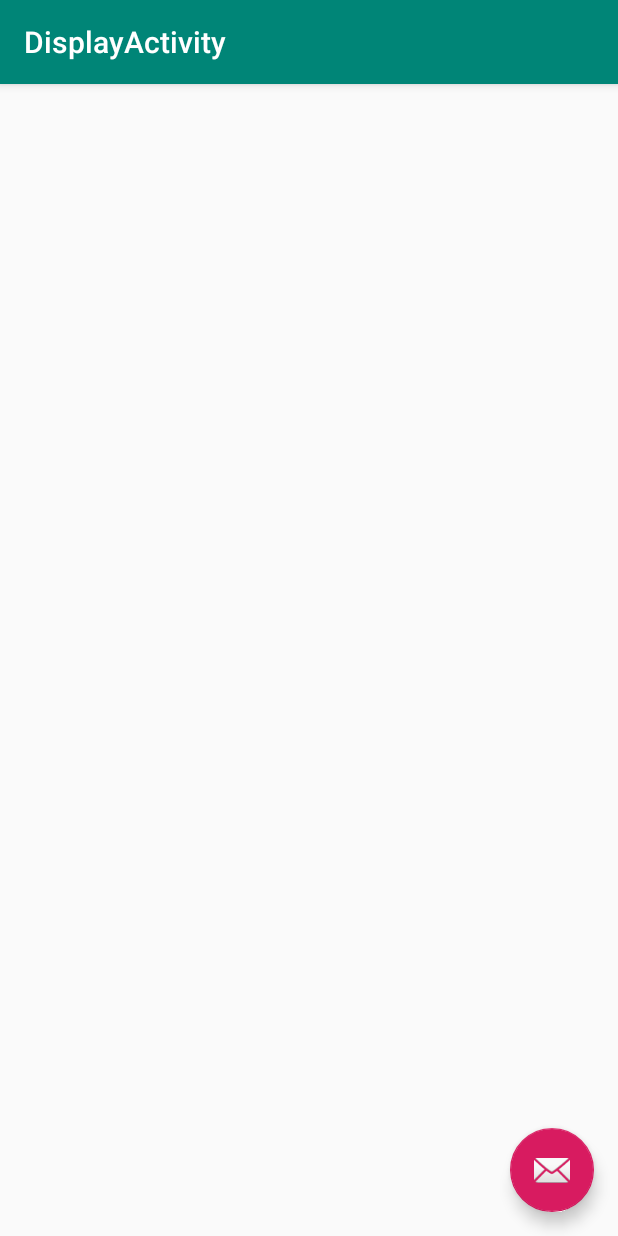
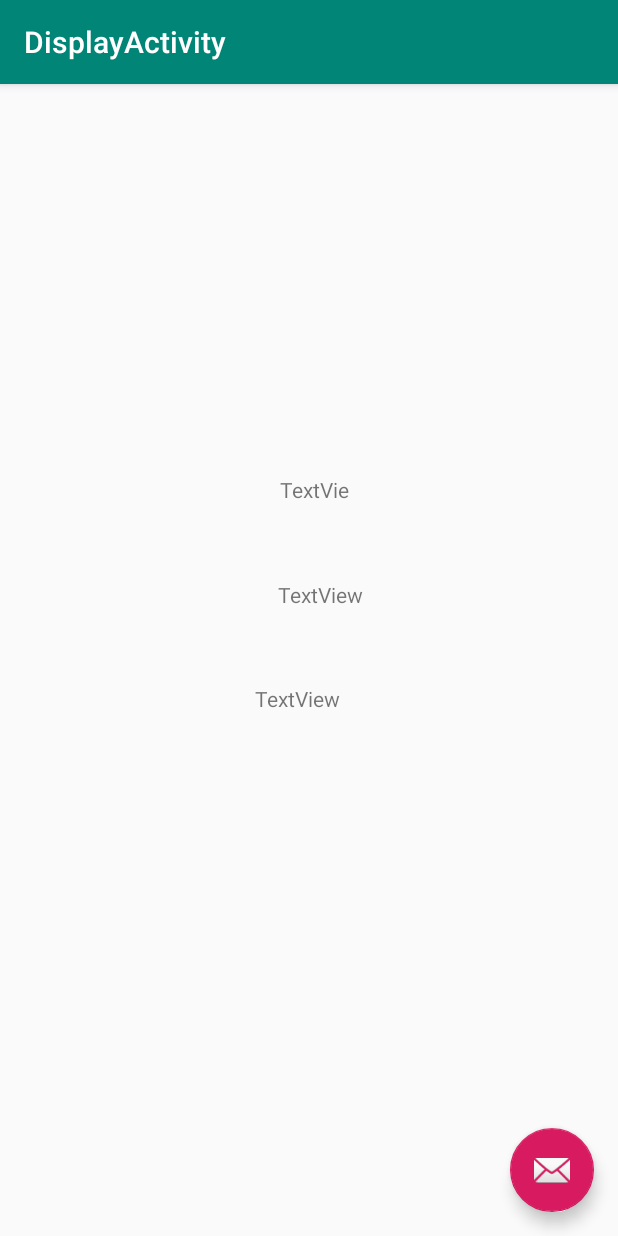
Before and after one commit to thomasguessant35/MathieuEtThomasMMM, an Android app: the DisplayActivity screen opened directly, with no data from a screen before it, on a phone screen of 412 x 824 dp. Run offline under Robolectric (Android 15) with nearby library versions, the phone set to English and light mode, and no system bars; our stand-ins replace ButterKnife.

```diff
--- a/app/src/main/AndroidManifest.xml
+++ b/app/src/main/AndroidManifest.xml
@@ -1,6 +1,8 @@
 <?xml version="1.0" encoding="utf-8"?>
 <manifest xmlns:android="http://schemas.android.com/apk/res/android"
     package="com.example.mathieuetthomas">
+
+    <uses-permission android:name="android.permission.INTERNET" />
 
     <application
         android:allowBackup="true"
--- a/app/src/main/java/com/example/mathieuetthomas/DisplayActivity.java
+++ b/app/src/main/java/com/example/mathieuetthomas/DisplayActivity.java
@@ -35,12 +35,5 @@ public class DisplayActivity extends AppCompatActivity {
         // sets values given by main activity
         Intent givenIntent = getIntent();
         TextView displayNom = findViewById(R.id.displayNom);
-        displayNom.setText(givenIntent.getStringExtra(MainActivity.NOM_SAISI));
-        TextView displayPrenom = findViewById(R.id.displayPrenom);
-        displayPrenom.setText(givenIntent.getStringExtra(MainActivity.PRENOM_SAISI));
-        TextView displayVilleNaissance = findViewById(R.id.displayVilleNaissance);
-        displayVilleNaissance.setText(givenIntent.getStringExtra(MainActivity.VILLE_SAISIE));
-        TextView displayDateNaissance = findViewById(R.id.displayDateNaissance);
-        displayDateNaissance.setText(givenIntent.getStringExtra(MainActivity.DATE_SAISIE));
     }
 }
--- a/app/src/main/res/layout/activity_main.xml
+++ b/app/src/main/res/layout/activity_main.xml
@@ -24,7 +24,7 @@
             android:id="@+id/recycler_view"
             android:layout_width="match_parent"
             android:layout_height="match_parent"
-            android:scrollbars="vertical" />
+            android:scrollbars="vertical"/>
 
 
     </RelativeLayout>
```
Also changed, not shown: app/src/main/java/com/example/mathieuetthomas/MainActivity.java (+14 -21 lines).
